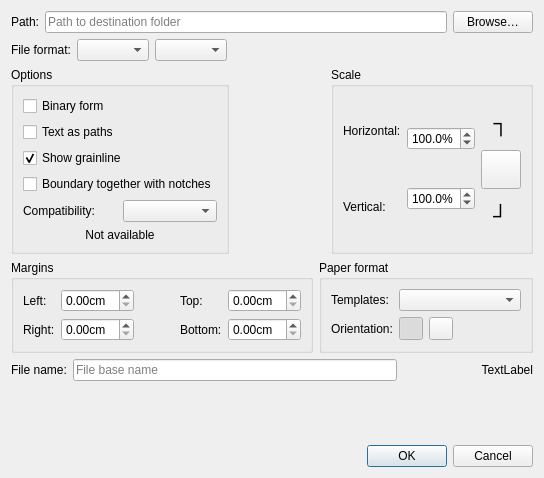
Old version of the form src/app/valentina/dialogs/dialogsavelayout.ui in the repository dismine/valentina.
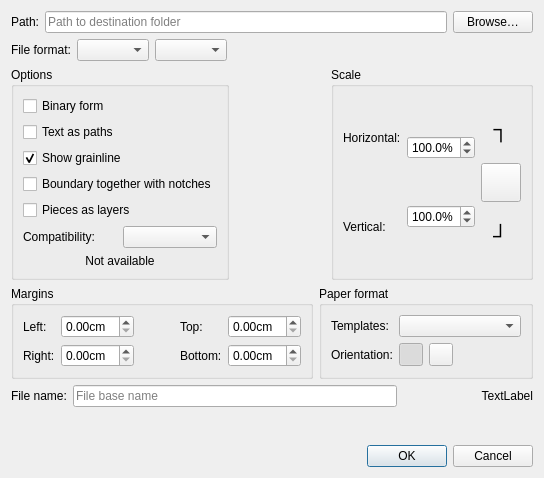
New version of the form. Icons and pictures are not drawn.

Commit message:
Add option to export pieces as SVG layers
When exporting details as SVG, a new 'Pieces as layers' option wraps
each piece in its own named Inkscape layer, for cutters and plotters
that distinguish shapes by layer. Available only in Detail mode.

Diff of the .ui file:
```diff
--- a/src/app/valentina/dialogs/dialogsavelayout.ui
+++ b/src/app/valentina/dialogs/dialogsavelayout.ui
@@ -156,6 +156,16 @@
           </property>
          </widget>
         </item>
+        <item>
+         <widget class="QCheckBox" name="checkBoxPiecesAsLayers">
+          <property name="toolTip">
+           <string>Export each piece as a separate layer. Intended for cutters and plotters that distinguish shapes by layer.</string>
+          </property>
+          <property name="text">
+           <string>Pieces as layers</string>
+          </property>
+         </widget>
+        </item>
         <item>
          <layout class="QHBoxLayout" name="horizontalLayout_8">
           <item>
```
The commit also changes 8 other files.
